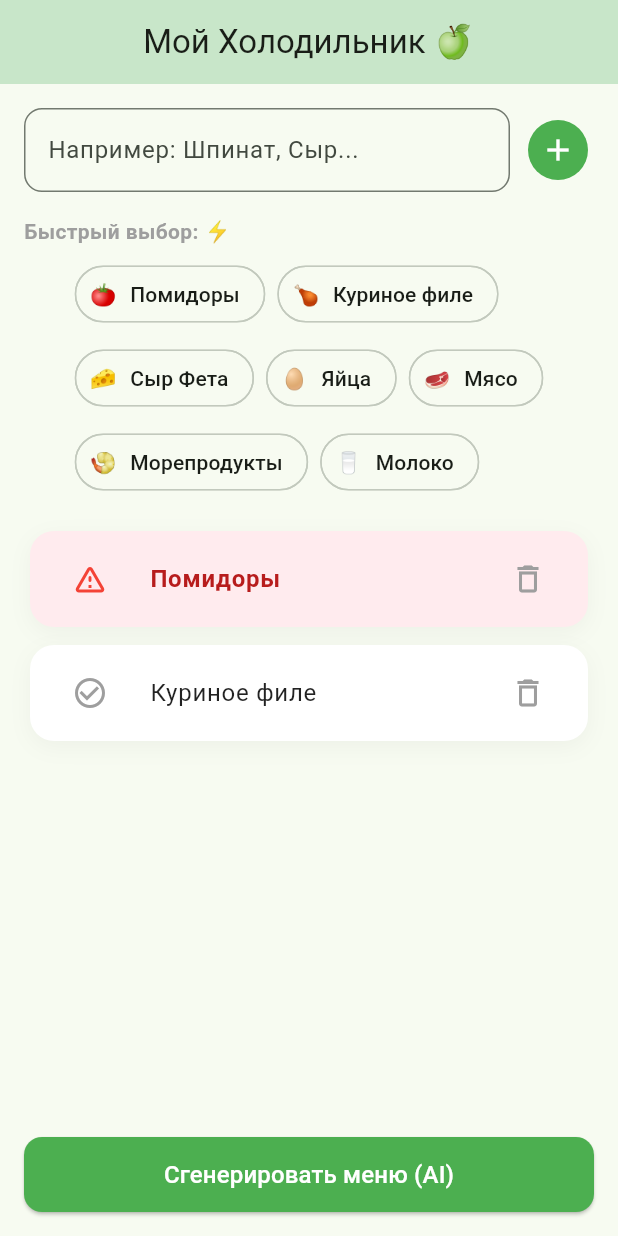
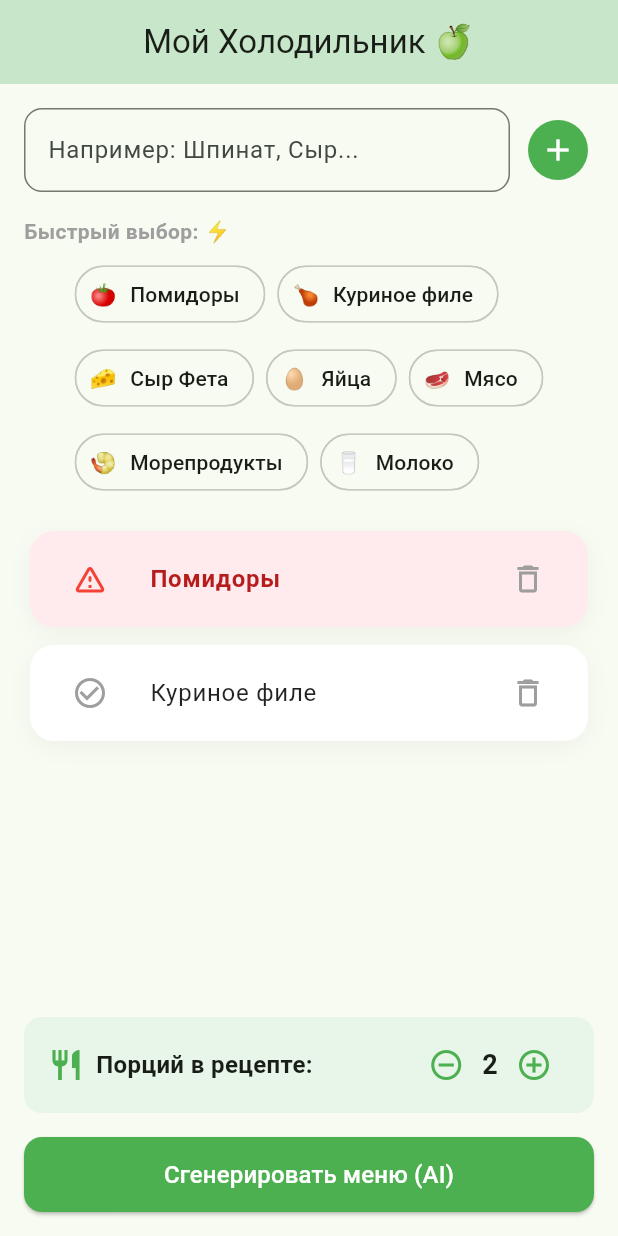
Before and after one commit to cherrydan/zero_waste_chef, a Flutter app: the screen it shows after launch, on a phone screen of 412 x 824 dp. Run offline on Flutter 3.47's test engine with Material 3 defaults, Android fonts, the phone set to English and light mode, and no system bars; our stand-ins replace shared_preferences.

Commit message:
feat: implement dynamic portions count selector and integrate it with OpenAI prompt

```diff
--- a/lib/screens/fridge_screen.dart
+++ b/lib/screens/fridge_screen.dart
@@ -36,6 +36,8 @@ class _FridgeScreenState extends State<FridgeScreen> {
     Ingredient(name: 'Помидоры', isUrgent: true),
     Ingredient(name: 'Куриное филе'),
   ];
+
+  int _portions = 2; // Количество порций по умолчанию
 
 final List<PopularProduct> _popularProducts = [
   PopularProduct(name: 'Помидоры', emoji: '🍅'),
@@ -83,6 +85,22 @@ final List<PopularProduct> _popularProducts = [
       // Если данные вдруг повредились — очищаем ключ
       await prefs.remove('fridge_list');
     }
+  }
+
+
+  // кастомизация промпта
+    void _increasePortions() {
+    setState(() {
+      _portions++;
+    });
+  }
+
+  void _decreasePortions() {
+    setState(() {
+      if (_portions > 1) {
+        _portions--;
+      }
+    });
   }
 
 
@@ -260,6 +278,49 @@ final List<PopularProduct> _popularProducts = [
                       },
                     ),
             ),
+            // Красивый блок настройки порций
+Container(
+  padding: const EdgeInsets.symmetric(horizontal: 16.0, vertical: 8.0),
+  decoration: BoxDecoration(
+    color: Colors.green.shade50, // Нежный зеленый фон
+    borderRadius: BorderRadius.circular(12.0),
+  ),
+  child: Row(
+    mainAxisAlignment: MainAxisAlignment.spaceBetween, // Разносим текст и кнопки по краям
+    children: [
+      const Row(
+        children: [
+          Icon(Icons.restaurant, color: Colors.green), // Иконка вилки и ножа
+          SizedBox(width: 8),
+          Text(
+            'Порций в рецепте:',
+            style: TextStyle(fontSize: 16, fontWeight: FontWeight.bold),
+          ),
+        ],
+      ),
+      Row(
+        children: [
+          // Кнопка МИНУС
+          IconButton(
+            icon: const Icon(Icons.remove_circle_outline, color: Colors.green),
+            onPressed: _decreasePortions, // Наша функция!
+          ),
+          // Текст с текущим количеством порций
+          Text(
+            '$_portions', // Используем интерполяцию для вывода числа
+            style: const TextStyle(fontSize: 18, fontWeight: FontWeight.bold),
+          ),
+          // Кнопка ПЛЮС
+          IconButton(
+            icon: const Icon(Icons.add_circle_outline, color: Colors.green),
+            onPressed: _increasePortions, // Наша функция!
+          ),
+        ],
+      ),
+    ],
+  ),
+),
+const SizedBox(height: 16), // Отступ перед зеленой кнопкой
 
             // Кнопка "Сгенерировать план"
             SizedBox(
@@ -270,7 +331,7 @@ final List<PopularProduct> _popularProducts = [
                   Navigator.push(
                     context,
                     MaterialPageRoute(
-                      builder: (context) => RecipeScreen(selectedIngredients: _ingredients),
+                      builder: (context) => RecipeScreen(selectedIngredients: _ingredients, portions: _portions),
                     ),
                   );
                 },
--- a/lib/screens/recipe_screen.dart
+++ b/lib/screens/recipe_screen.dart
@@ -21,7 +21,9 @@ class Recipe {
 class RecipeScreen extends StatefulWidget {
   final List<Ingredient> selectedIngredients;
 
-  const RecipeScreen({super.key, required this.selectedIngredients});
+  final int portions; // Новое поле для количества порций
+
+  const RecipeScreen({super.key, required this.selectedIngredients, required this.portions});
 
   @override
   State<RecipeScreen> createState() => _RecipeScreenState();
@@ -55,7 +57,7 @@ class _RecipeScreenState extends State<RecipeScreen> {
   'Authorization': 'Bearer $myKey',
   };
       var aiPrompt = '''
-Приготовь блюдо из следующих продуктов: ${widget.selectedIngredients.map((e) => e.name).join(', ')}.
+Приготовь блюдо строго на ${widget.portions} порции(й) из следующих продуктов: ${widget.selectedIngredients.map((e) => e.name).join(', ')}.
 Добавь не больше 2 дешевых ингредиентов.
 
 Ответ верни СТРОГО в формате JSON с ключами:
```
